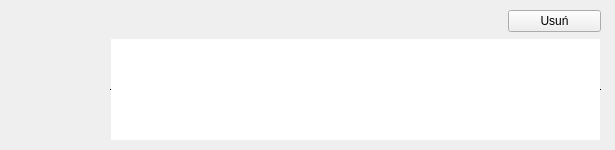
MichMac/My-Watched-List-, file showwidgetmain.ui: the form before one commit.
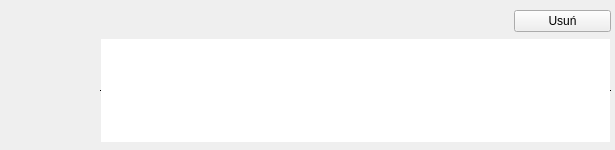
The form after the commit.

Diff of the .ui file:
```diff
--- a/showwidgetmain.ui
+++ b/showwidgetmain.ui
@@ -32,13 +32,13 @@
     <string/>
    </property>
   </widget>
-  <widget class="QWidget" name="">
+  <widget class="QWidget" name="layoutWidget">
    <property name="geometry">
     <rect>
-     <x>110</x>
+     <x>100</x>
      <y>10</y>
-     <width>491</width>
-     <height>131</height>
+     <width>511</width>
+     <height>133</height>
     </rect>
    </property>
    <layout class="QVBoxLayout" name="verticalLayout">
@@ -46,6 +46,12 @@
      <layout class="QHBoxLayout" name="horizontalLayout_12">
       <item>
        <widget class="QLabel" name="label_title_6">
+        <property name="sizePolicy">
+         <sizepolicy hsizetype="Preferred" vsizetype="Maximum">
+          <horstretch>0</horstretch>
+          <verstretch>0</verstretch>
+         </sizepolicy>
+        </property>
         <property name="font">
          <font>
           <family>Arial Rounded MT Bold</family>
@@ -55,12 +61,21 @@
          <string/>
         </property>
         <property name="alignment">
-         <set>Qt::AlignCenter</set>
+         <set>Qt::AlignLeading|Qt::AlignLeft|Qt::AlignVCenter</set>
+        </property>
+        <property name="margin">
+         <number>8</number>
         </property>
        </widget>
       </item>
       <item>
        <widget class="QLabel" name="label_type_6">
+        <property name="sizePolicy">
+         <sizepolicy hsizetype="Preferred" vsizetype="Maximum">
+          <horstretch>0</horstretch>
+          <verstretch>0</verstretch>
+         </sizepolicy>
+        </property>
         <property name="font">
          <font>
           <family>Arial Rounded MT Bold</family>
@@ -69,10 +84,22 @@
         <property name="text">
          <string/>
         </property>
+        <property name="alignment">
+         <set>Qt::AlignLeading|Qt::AlignLeft|Qt::AlignVCenter</set>
+        </property>
+        <property name="margin">
+         <number>8</number>
+        </property>
        </widget>
       </item>
       <item>
        <widget class="QLabel" name="label_date_6">
+        <property name="sizePolicy">
+         <sizepolicy hsizetype="Preferred" vsizetype="Maximum">
+          <horstretch>0</horstretch>
+          <verstretch>0</verstretch>
+         </sizepolicy>
+        </property>
         <property name="font">
          <font>
           <family>Arial Rounded MT Bold</family>
@@ -82,12 +109,21 @@
          <string/>
         </property>
         <property name="alignment">
-         <set>Qt::AlignCenter</set>
+         <set>Qt::AlignLeading|Qt::AlignLeft|Qt::AlignVCenter</set>
+        </property>
+        <property name="margin">
+         <number>8</number>
         </property>
        </widget>
       </item>
       <item>
        <widget class="QLabel" name="label_rating_6">
+        <property name="sizePolicy">
+         <sizepolicy hsizetype="Preferred" vsizetype="Maximum">
+          <horstretch>0</horstretch>
+          <verstretch>0</verstretch>
+         </sizepolicy>
+        </property>
         <property name="font">
          <font>
           <family>Arial Rounded MT Bold</family>
@@ -97,7 +133,10 @@
          <string/>
         </property>
         <property name="alignment">
-         <set>Qt::AlignCenter</set>
+         <set>Qt::AlignLeading|Qt::AlignLeft|Qt::AlignVCenter</set>
+        </property>
+        <property name="margin">
+         <number>8</number>
         </property>
        </widget>
       </item>
```
